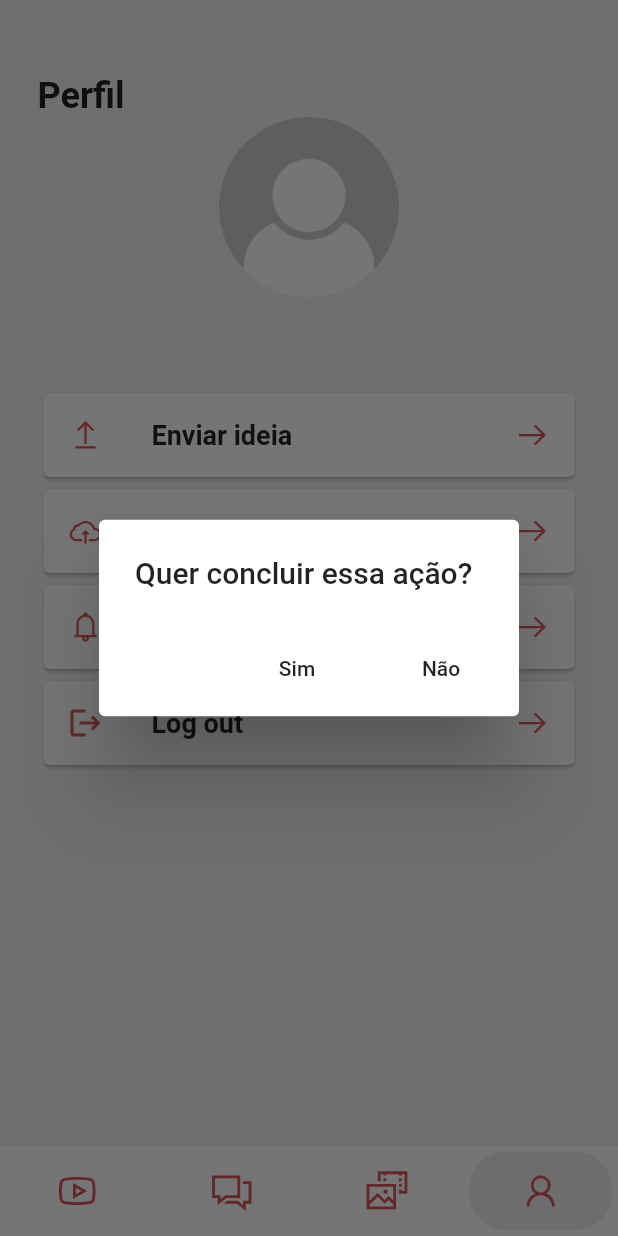
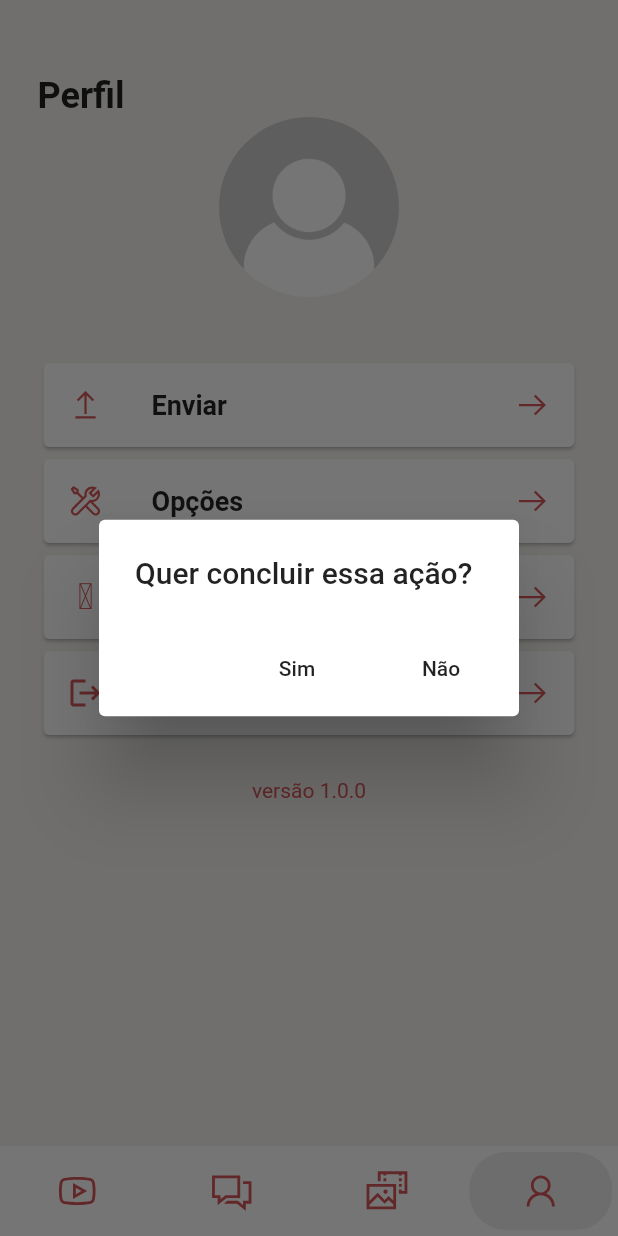
Before and after one commit to brunnuh/goularte, a Flutter app: the screen it shows after launch, item 4 of the bottom bar chosen, after a tap on "Log out", on a phone screen of 412 x 824 dp. Run offline on Flutter 3.47's test engine with Material 2 defaults, Android fonts, the light colour scheme and no system bars; our stand-ins replace cached_network_image, flutter_mobx, get_it, google_fonts, image_picker, line_icons and 4 more; missing offline and left inert: flutter_downloader, wallpaper_manager, youtube_explode_dart; generated files the repository leaves out were written again; network calls fail.

Commit message:
rebuild option screen

```diff
--- /dev/null
+++ b/lib/controllers/info_app_controller.dart
@@ -0,0 +1,20 @@
+import 'package:mobx/mobx.dart';
+import 'package:package_info/package_info.dart';
+
+part 'info_app_controller.g.dart';
+
+class InfoAppController = _InfoAppController with _$InfoAppController;
+
+abstract class _InfoAppController with Store {
+  _InfoAppController() {
+    _getVersion();
+  }
+
+  @observable
+  PackageInfo packageInfo;
+
+  @action
+  Future<void> _getVersion() async {
+    packageInfo = await PackageInfo.fromPlatform();
+  }
+}
--- a/lib/main.dart
+++ b/lib/main.dart
@@ -4,6 +4,7 @@ import 'package:flutter_localizations/flutter_localizations.dart';
 import 'package:get_it/get_it.dart';
 import 'package:goularte/controllers/art_controller.dart';
 import 'package:goularte/controllers/base_controller.dart';
+import 'package:goularte/controllers/info_app_controller.dart';
 import 'package:goularte/controllers/login_controller.dart';
 import 'package:goularte/controllers/parse_controller.dart';
 import 'package:goularte/views/base/base_view.dart';
@@ -52,6 +53,7 @@ void setupLocators() {
   GetIt.I.registerSingleton(ArtController());
   GetIt.I.registerSingleton(BaseController());
   GetIt.I.registerSingleton(IdeasController());
+  GetIt.I.registerSingleton(InfoAppController());
 }
 
 Future<void> initializeParse() async {
--- a/lib/views/profile/components/options.dart
+++ b/lib/views/profile/components/options.dart
@@ -1,43 +1,38 @@
-import 'dart:io';
-
+import 'package:flutter/cupertino.dart';
 import 'package:flutter/material.dart';
 import 'package:flutter_mobx/flutter_mobx.dart';
 import 'package:get_it/get_it.dart';
-import 'package:goularte/controllers/art_controller.dart';
+import 'package:goularte/controllers/info_app_controller.dart';
 import 'package:goularte/controllers/login_controller.dart';
 import 'package:goularte/repositories/user_repository.dart';
-import 'package:image_picker/image_picker.dart';
+import 'package:goularte/views/help_maintain/help_maintain_view.dart';
+import 'package:goularte/views/options/options_view.dart';
+import 'package:goularte/views/profile/components/send.dart';
 import 'package:line_icons/line_icons.dart';
 
 class Options extends StatelessWidget {
   final LoginController loginController = GetIt.I<LoginController>();
 
-  ArtController artController = GetIt.I<ArtController>();
+  InfoAppController _infoAppController = GetIt.I<InfoAppController>();
 
-  //Options({this.loginController});
-
-  @override
-  Widget build(BuildContext context) {
-    print(loginController.user);
-    return Observer(builder: (_) {
-      return Column(
-        children: [
-          loginController.user == null
-              ? Container()
-              : Card(
-                  child: InkWell(
-                    onTap: () {},
-                    child: ListTile(
-                      title: Text(
-                        'Enviar ideia',
-                        style: TextStyle(
+  TextStyle textStyle = TextStyle(
     fontSize: 18,
     fontWeight: FontWeight.w600,
+  );
+
+  Widget buttonCard(
+      String text, BuildContext context, icon, VoidCallback onPressed) {
+    return Card(
+      child: InkWell(
+        onTap: onPressed,
+        child: ListTile(
+          leading: Icon(
+            icon,
+            color: Theme.of(context).appBarTheme.color,
           ),
-                      ),
-                      leading: Icon(
-                        LineIcons.upload,
-                        color: Theme.of(context).appBarTheme.color,
+          title: Text(
+            text,
+            style: textStyle,
           ),
           trailing: Icon(
             LineIcons.arrowRight,
@@ -45,121 +40,10 @@ class Options extends StatelessWidget {
           ),
         ),
       ),
-                ),
-          loginController.user == null
-              ? Container()
-              : Card(
-                  child: InkWell(
-                    onTap: () async {
-                      PickedFile fileImage = await ImagePicker()
-                          .getImage(source: ImageSource.gallery);
-
-                      if (fileImage != null) {
-                        final file = File(fileImage.path);
-                        await artController.saveArt(file);
-                      }
-                      if (artController.erro != null) {
-                        return showDialog(
-                          context: context,
-                          builder: (_) {
-                            return AlertDialog(
-                              title: Wrap(
-                                children: [
-                                  Text(
-                                    artController.erro,
-                                    style: TextStyle(
-                                      fontSize: 15,
-                                      fontWeight: FontWeight.w600,
-                                    ),
-                                  )
-                                ],
-                              ),
-                              actions: [
-                                FlatButton(
-                                  onPressed: () => Navigator.of(context).pop(),
-                                  child: Text("Ok"),
-                                )
-                              ],
-                            );
-                          },
-                        );
-                      } else {
-                        return showDialog(
-                          context: context,
-                          builder: (_) {
-                            return AlertDialog(
-                              title: Wrap(
-                                alignment: WrapAlignment.center,
-                                children: [
-                                  Text(
-                                    'Imagem enviada.\nAguarde ela ser analizada.',
-                                    style: TextStyle(
-                                      fontSize: 15,
-                                      fontWeight: FontWeight.w600,
-                                    ),
-                                  ),
-                                ],
-                              ),
-                              actions: [
-                                FlatButton(
-                                  onPressed: () {
-                                    artController.setNullInErro();
-                                    Navigator.of(context).pop();
-                                  },
-                                  child: Text("Ok"),
-                                )
-                              ],
-                            );
-                          },
     );
   }
-                    },
-                    child: ListTile(
-                      title: Text(
-                        'Enviar arte',
-                        style: TextStyle(
-                          fontSize: 18,
-                          fontWeight: FontWeight.w600,
-                        ),
-                      ),
-                      leading: Icon(
-                        LineIcons.alternateCloudUpload,
-                        color: Theme.of(context).appBarTheme.color,
-                      ),
-                      trailing: Icon(
-                        LineIcons.arrowRight,
-                        color: Theme.of(context).appBarTheme.color,
-                      ),
-                    ),
-                  ),
-                ),
-          Card(
-            child: InkWell(
-              onTap: () {},
-              child: ListTile(
-                title: Text(
-                  'Notificações',
-                  style: TextStyle(
-                    fontSize: 18,
-                    fontWeight: FontWeight.w600,
-                  ),
-                ),
-                leading: Icon(
-                  LineIcons.bell,
-                  color: Theme.of(context).appBarTheme.color,
-                ),
-                trailing: Icon(
-                  LineIcons.arrowRight,
-                  color: Theme.of(context).appBarTheme.color,
-                ),
-              ),
-            ),
-          ),
-          loginController.user == null
-              ? Container()
-              : Card(
-                  child: InkWell(
-                    onTap: () async {
+
+  alertLogout(BuildContext context) async {
     return showDialog(
         context: context,
         builder: (context) {
@@ -181,23 +65,69 @@ class Options extends StatelessWidget {
             ],
           );
         });
+  }
+
+  @override
+  Widget build(BuildContext context) {
+    return Observer(builder: (_) {
+      return Column(
+        children: [
+          loginController.user == null
+              ? Container()
+              : buttonCard(
+                  "Enviar",
+                  context,
+                  LineIcons.upload,
+                  () {
+                    Navigator.of(context).push(
+                      CupertinoPageRoute(
+                        builder: (_) => Send(),
+                      ),
+                    );
                   },
-                    child: ListTile(
-                      title: Text(
-                        'Log out',
+                ),
+          buttonCard(
+            "Opções",
+            context,
+            LineIcons.tools,
+            () {
+              Navigator.of(context).push(
+                CupertinoPageRoute(
+                  builder: (_) => OptionsView(),
+                ),
+              );
+            },
+          ),
+          buttonCard(
+            "Ajude a manter",
+            context,
+            LineIcons.smilingFace,
+            () {
+              Navigator.of(context).push(
+                CupertinoPageRoute(
+                  builder: (_) => HelpMaintainView(),
+                ),
+              );
+            },
+          ),
+          loginController.user == null
+              ? Container()
+              : buttonCard(
+                  "Log out",
+                  context,
+                  Icons.logout,
+                  () async {
+                    return alertLogout(context);
+                  },
+                ),
+          SizedBox(height: MediaQuery.of(context).size.height * 0.03),
+          Observer(
+            builder: (_) => Text(
+              "versão ${_infoAppController.packageInfo.version}",
               style: TextStyle(
-                          fontSize: 18,
-                          fontWeight: FontWeight.w600,
-                        ),
-                      ),
-                      leading: Icon(
-                        Icons.logout,
                 color: Theme.of(context).appBarTheme.color,
-                      ),
-                      trailing: Icon(
-                        LineIcons.arrowRight,
-                        color: Theme.of(context).appBarTheme.color,
-                      ),
+                fontSize: 14,
+                fontWeight: FontWeight.w400,
               ),
             ),
           )
--- a/lib/views/profile/profile_view.dart
+++ b/lib/views/profile/profile_view.dart
@@ -37,14 +37,9 @@ class ProfileView extends StatelessWidget {
                 : TopInformation(),
           ),
           const SizedBox(
-            height: 40,
+            height: 30,
           ),
-          const SizedBox(
-            height: 10,
-          ),
-          Options(
-              //loginController: _loginController,
-              )
+          Options(),
         ],
       ),
     ));
--- a/pubspec.yaml
+++ b/pubspec.yaml
@@ -44,6 +44,7 @@ dependencies:
   wallpaper_manager: ^1.0.10
   permission_handler: ^5.1.0+2
   intl: ^0.16.1
+  package_info: ^0.4.3+4
 
   flutter_localizations:
     sdk: flutter
```
Also changed, not shown: lib/controllers/options_controller.dart (added, +23 -0 lines), lib/views/help_maintain/help_maintain_view.dart (added, +26 -0 lines), lib/views/options/components/switch_button.dart (added, +38 -0 lines), lib/views/options/options_view.dart (added, +55 -0 lines), lib/views/profile/components/send.dart (added, +145 -0 lines), lib/controllers/info_app_controller.g.dart (added), lib/controllers/options_controller.g.dart (added), pubspec.lock. Lines whose indentation alone changed are shown as unchanged.
